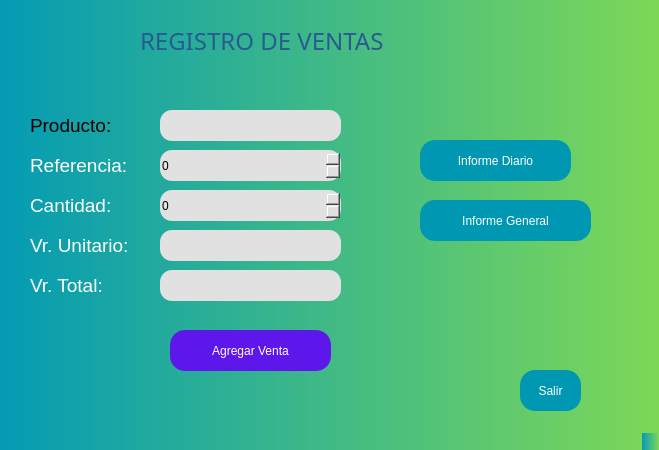
First picture: the form in InventoryHome.ui, repository Yohan205/ProjectInventory, before the edit.
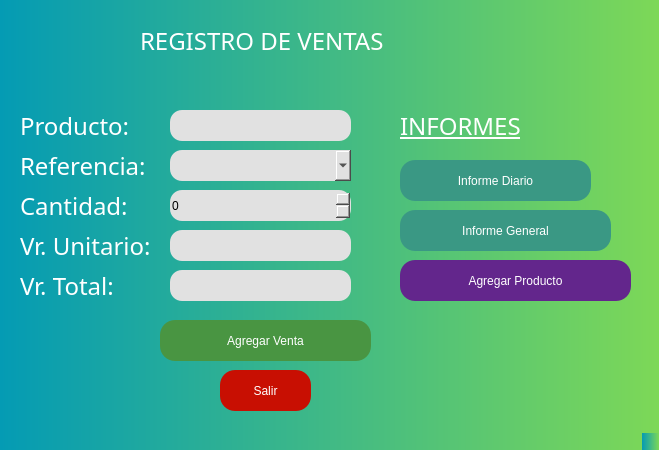
Second picture: the form after the edit.

```diff
--- a/InventoryHome.ui
+++ b/InventoryHome.ui
@@ -40,7 +40,7 @@
     </property>
     <property name="styleSheet">
      <string notr="true">background-color: rgb(255, 255, 255, 0);
-color: rgb(40, 91, 145);
+color: rgb(255, 255, 255);
 font: 87 18pt &quot;Arial Black&quot;;
 
 </string>
@@ -52,7 +52,7 @@
    <widget class="QLineEdit" name="iProduct">
     <property name="geometry">
      <rect>
-      <x>160</x>
+      <x>170</x>
       <y>110</y>
       <width>181</width>
       <height>31</height>
@@ -70,25 +70,26 @@
    <widget class="QLabel" name="eProduct">
     <property name="geometry">
      <rect>
-      <x>30</x>
+      <x>20</x>
       <y>110</y>
-      <width>101</width>
+      <width>121</width>
       <height>31</height>
      </rect>
     </property>
     <property name="font">
      <font>
-      <family>Arial</family>
-      <pointsize>14</pointsize>
-      <weight>10</weight>
+      <family>Tw Cen MT Condensed Extra Bold</family>
+      <pointsize>18</pointsize>
+      <weight>50</weight>
       <italic>false</italic>
       <bold>false</bold>
      </font>
     </property>
     <property name="styleSheet">
      <string notr="true">background-color: rgb(255, 255, 255, 0);
-color: rgb(0, 0, 0);
-font: 87 14pt &quot;Arial&quot;;</string>
+color: rgb(255, 255, 255);
+
+font: 18pt &quot;Tw Cen MT Condensed Extra Bold&quot;;</string>
     </property>
     <property name="text">
      <string>Producto:</string>
@@ -97,17 +98,17 @@
    <widget class="QLabel" name="eCant">
     <property name="geometry">
      <rect>
-      <x>30</x>
+      <x>20</x>
       <y>190</y>
-      <width>101</width>
+      <width>121</width>
       <height>31</height>
      </rect>
     </property>
     <property name="font">
      <font>
-      <family>Arial</family>
-      <pointsize>14</pointsize>
-      <weight>10</weight>
+      <family>Tw Cen MT Condensed Extra Bold</family>
+      <pointsize>18</pointsize>
+      <weight>50</weight>
       <italic>false</italic>
       <bold>false</bold>
      </font>
@@ -124,17 +125,17 @@
    <widget class="QLabel" name="eRef">
     <property name="geometry">
      <rect>
-      <x>30</x>
+      <x>20</x>
       <y>150</y>
-      <width>121</width>
+      <width>131</width>
       <height>31</height>
      </rect>
     </property>
     <property name="font">
      <font>
-      <family>Arial</family>
-      <pointsize>14</pointsize>
-      <weight>10</weight>
+      <family>Tw Cen MT Condensed Extra Bold</family>
+      <pointsize>18</pointsize>
+      <weight>50</weight>
       <italic>false</italic>
       <bold>false</bold>
      </font>
@@ -151,17 +152,17 @@
    <widget class="QLabel" name="eUnit">
     <property name="geometry">
      <rect>
-      <x>30</x>
+      <x>20</x>
       <y>230</y>
-      <width>121</width>
+      <width>141</width>
       <height>31</height>
      </rect>
     </property>
     <property name="font">
      <font>
-      <family>Arial</family>
-      <pointsize>14</pointsize>
-      <weight>10</weight>
+      <family>Tw Cen MT Condensed Extra Bold</family>
+      <pointsize>18</pointsize>
+      <weight>50</weight>
       <italic>false</italic>
       <bold>false</bold>
      </font>
@@ -178,7 +179,7 @@
    <widget class="QLabel" name="eTotal">
     <property name="geometry">
      <rect>
-      <x>30</x>
+      <x>20</x>
       <y>270</y>
       <width>111</width>
       <height>31</height>
@@ -186,9 +187,9 @@
     </property>
     <property name="font">
      <font>
-      <family>Arial</family>
-      <pointsize>14</pointsize>
-      <weight>10</weight>
+      <family>Tw Cen MT Condensed Extra Bold</family>
+      <pointsize>18</pointsize>
+      <weight>50</weight>
       <italic>false</italic>
       <bold>false</bold>
      </font>
@@ -205,7 +206,7 @@
    <widget class="QLineEdit" name="iUnit">
     <property name="geometry">
      <rect>
-      <x>160</x>
+      <x>170</x>
       <y>230</y>
       <width>181</width>
       <height>31</height>
@@ -223,7 +224,7 @@
    <widget class="QLineEdit" name="iTotal">
     <property name="geometry">
      <rect>
-      <x>160</x>
+      <x>170</x>
       <y>270</y>
       <width>181</width>
       <height>31</height>
@@ -244,9 +245,9 @@
    <widget class="QPushButton" name="addSell">
     <property name="geometry">
      <rect>
-      <x>170</x>
-      <y>330</y>
-      <width>161</width>
+      <x>160</x>
+      <y>320</y>
+      <width>211</width>
       <height>41</height>
      </rect>
     </property>
@@ -254,10 +255,10 @@
      <cursorShape>PointingHandCursor</cursorShape>
     </property>
     <property name="styleSheet">
-     <string notr="true">background-color: rgb(94, 23, 235);
+     <string notr="true">background-color: rgb(73, 149, 66);
 color: rgb(255, 255, 255);
 border-radius:15px;
-font: 87 13pt &quot;Arial&quot;;</string>
+font: 87 14pt &quot;Arial Black&quot;;</string>
     </property>
     <property name="text">
      <string>Agregar Venta</string>
@@ -266,9 +267,9 @@
    <widget class="QPushButton" name="reportDaily">
     <property name="geometry">
      <rect>
-      <x>420</x>
-      <y>140</y>
-      <width>151</width>
+      <x>400</x>
+      <y>160</y>
+      <width>191</width>
       <height>41</height>
      </rect>
     </property>
@@ -276,10 +277,10 @@
      <cursorShape>PointingHandCursor</cursorShape>
     </property>
     <property name="styleSheet">
-     <string notr="true">background-color: rgb(0, 151, 178);
+     <string notr="true">background-color: rgb(58, 152, 132);
 color: rgb(255, 255, 255);
 border-radius:15px;
-font: 87 13pt &quot;Arial&quot;;</string>
+font: 87 14pt &quot;Arial Black&quot;;</string>
     </property>
     <property name="text">
      <string>Informe Diario</string>
@@ -288,9 +289,9 @@
    <widget class="QPushButton" name="reportGeneral">
     <property name="geometry">
      <rect>
-      <x>420</x>
-      <y>200</y>
-      <width>171</width>
+      <x>400</x>
+      <y>210</y>
+      <width>211</width>
       <height>41</height>
      </rect>
     </property>
@@ -298,10 +299,10 @@
      <cursorShape>PointingHandCursor</cursorShape>
     </property>
     <property name="styleSheet">
-     <string notr="true">background-color: rgb(0, 151, 178);
+     <string notr="true">background-color: rgb(58, 152, 132);
 color: rgb(255, 255, 255);
 border-radius:15px;
-font: 87 13pt &quot;Arial&quot;;</string>
+font: 87 14pt &quot;Arial Black&quot;;</string>
     </property>
     <property name="text">
      <string>Informe General</string>
@@ -310,9 +311,9 @@
    <widget class="QPushButton" name="btnExit">
     <property name="geometry">
      <rect>
-      <x>520</x>
+      <x>220</x>
       <y>370</y>
-      <width>61</width>
+      <width>91</width>
       <height>41</height>
      </rect>
     </property>
@@ -320,10 +321,10 @@
      <cursorShape>PointingHandCursor</cursorShape>
     </property>
     <property name="styleSheet">
-     <string notr="true">background-color: rgb(0, 151, 178);
+     <string notr="true">background-color: rgb(200, 15, 2);
 color: rgb(255, 255, 255);
 border-radius:15px;
-font: 87 13pt &quot;Arial&quot;;</string>
+font: 87 14pt &quot;Arial Black&quot;;</string>
     </property>
     <property name="text">
      <string>Salir</string>
@@ -332,7 +333,7 @@
    <widget class="QSpinBox" name="spinCant">
     <property name="geometry">
      <rect>
-      <x>160</x>
+      <x>170</x>
       <y>190</y>
       <width>181</width>
       <height>31</height>
@@ -344,10 +345,61 @@
 border-radius: 12px;</string>
     </property>
    </widget>
-   <widget class="QSpinBox" name="iRef">
+   <widget class="QLabel" name="eInformes">
     <property name="geometry">
      <rect>
-      <x>160</x>
+      <x>400</x>
+      <y>110</y>
+      <width>191</width>
+      <height>31</height>
+     </rect>
+    </property>
+    <property name="font">
+     <font>
+      <family>Arial Black</family>
+      <pointsize>18</pointsize>
+      <weight>10</weight>
+      <italic>false</italic>
+      <bold>false</bold>
+      <underline>true</underline>
+     </font>
+    </property>
+    <property name="styleSheet">
+     <string notr="true">background-color: rgb(255, 255, 255, 0);
+color: rgb(255, 255, 255);
+font: 87 18pt &quot;Arial Black&quot;;
+text-decoration: underline;</string>
+    </property>
+    <property name="text">
+     <string>INFORMES</string>
+    </property>
+   </widget>
+   <widget class="QPushButton" name="addProductoVen">
+    <property name="geometry">
+     <rect>
+      <x>400</x>
+      <y>260</y>
+      <width>231</width>
+      <height>41</height>
+     </rect>
+    </property>
+    <property name="cursor">
+     <cursorShape>PointingHandCursor</cursorShape>
+    </property>
+    <property name="styleSheet">
+     <string notr="true">background-color: rgb(99, 38, 140);
+color: rgb(255, 255, 255);
+border-radius:15px;
+font: 87 14pt &quot;Arial Black&quot;;</string>
+    </property>
+    <property name="text">
+     <string>Agregar Producto</string>
+    </property>
+   </widget>
+   <widget class="QComboBox" name="iRef">
+    <property name="geometry">
+     <rect>
+      <x>170</x>
       <y>150</y>
       <width>181</width>
       <height>31</height>
```
Left out of the diff: 12 changed lines with no effect on the pictures.
